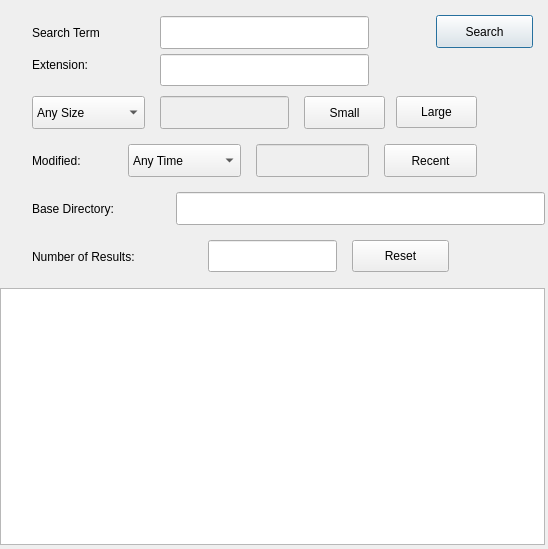
amirgeva/fastfilefind, file uis/search.ui: the form before one commit.
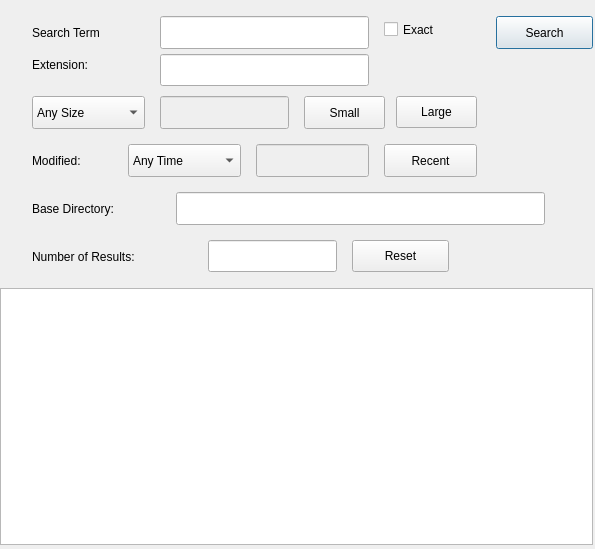
The form after the commit.

Commit message: Added option to search for exact name

```diff
--- a/uis/search.ui
+++ b/uis/search.ui
@@ -6,7 +6,7 @@
    <rect>
     <x>0</x>
     <y>0</y>
-    <width>548</width>
+    <width>595</width>
     <height>549</height>
    </rect>
   </property>
@@ -224,7 +224,7 @@
     <rect>
      <x>0</x>
      <y>288</y>
-     <width>545</width>
+     <width>593</width>
      <height>257</height>
     </rect>
    </property>
@@ -235,8 +235,8 @@
   <widget class="QPushButton" name="searchButton">
    <property name="geometry">
     <rect>
-     <x>436</x>
-     <y>15</y>
+     <x>496</x>
+     <y>16</y>
      <width>97</width>
      <height>33</height>
     </rect>
@@ -287,6 +287,19 @@
     <string>Reset</string>
    </property>
   </widget>
+  <widget class="QCheckBox" name="exactCB">
+   <property name="geometry">
+    <rect>
+     <x>384</x>
+     <y>16</y>
+     <width>97</width>
+     <height>27</height>
+    </rect>
+   </property>
+   <property name="text">
+    <string>Exact</string>
+   </property>
+  </widget>
  </widget>
  <resources/>
  <connections/>
```
